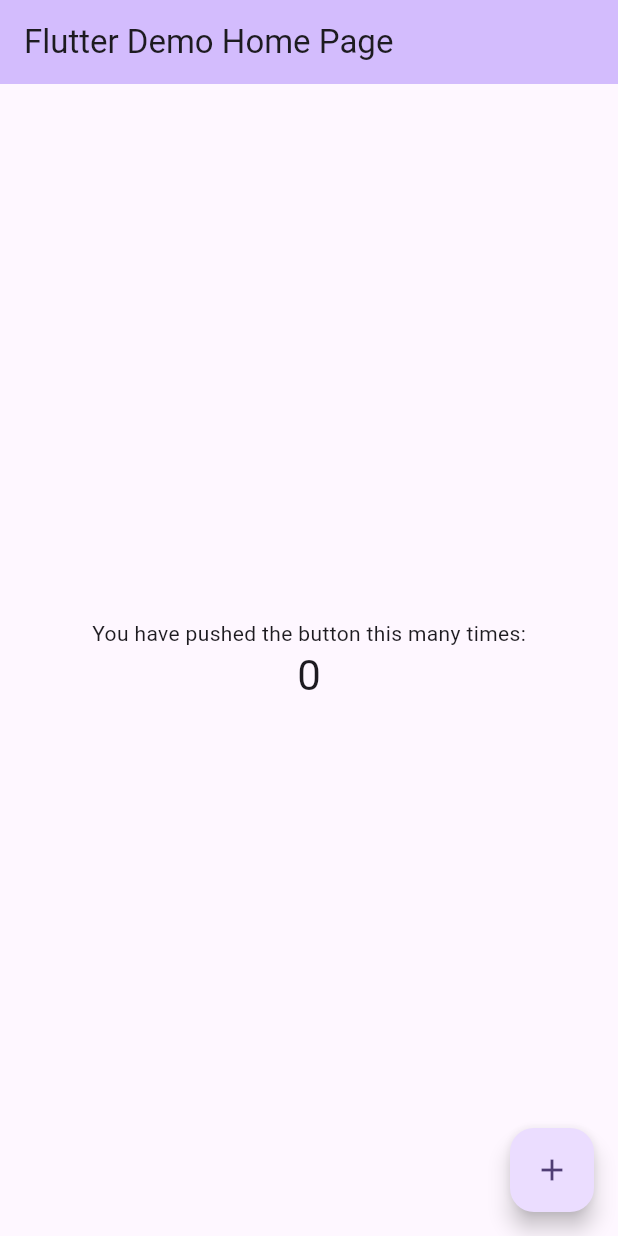
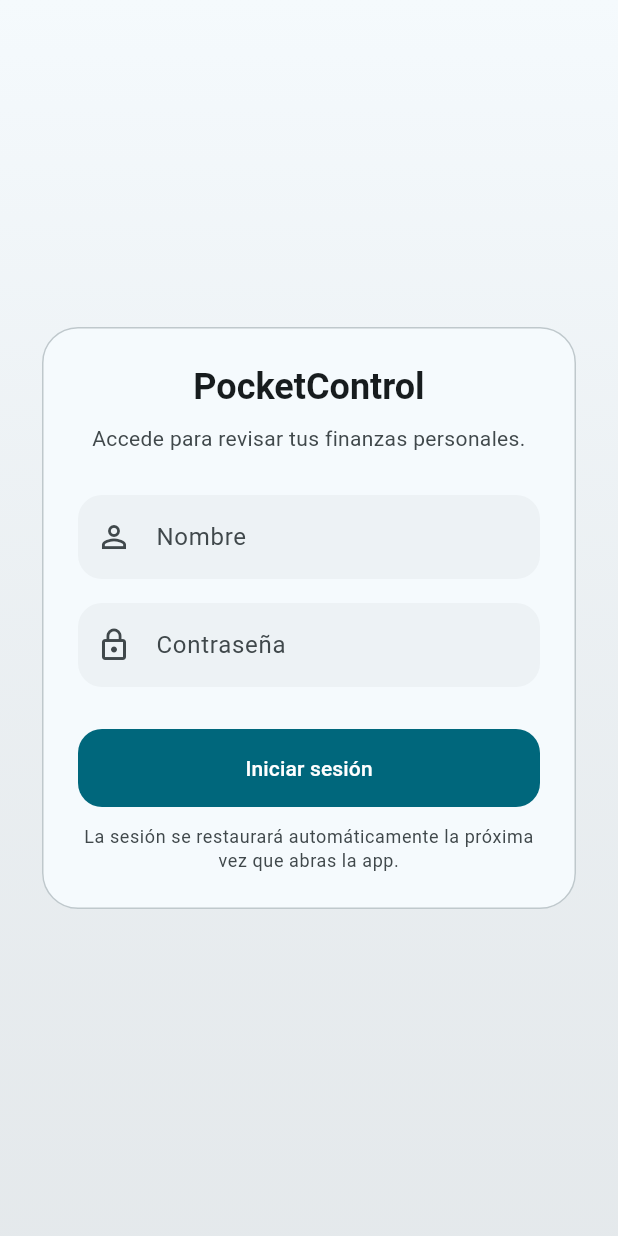
Before and after one commit to raven22314/PocketControl_, a Flutter app: the screen it shows after launch, on a phone screen of 412 x 824 dp. Run offline on Flutter 3.47's test engine with Material 3 defaults, Android fonts, the phone set to English and light mode, and no system bars; our stand-ins replace shared_preferences.

Commit message:
Pantall inicio Sesion
Se empezo con el desarollo de la pantlla principal de Pocket Control la cual es la de inicio de sesion .

```diff
--- a/lib/main.dart
+++ b/lib/main.dart
@@ -1,122 +1,31 @@
 import 'package:flutter/material.dart';
 
+import 'screens/login_screen.dart';
+
 void main() {
-  runApp(const MyApp());
+  runApp(const PocketControlApp());
 }
 
-class MyApp extends StatelessWidget {
-  const MyApp({super.key});
+/// Aplicación raíz de PocketControl.
+///
+/// Configura Material 3 y define la pantalla de inicio como LoginScreen.
+class PocketControlApp extends StatelessWidget {
+  const PocketControlApp({super.key});
 
-  // This widget is the root of your application.
   @override
   Widget build(BuildContext context) {
     return MaterialApp(
-      title: 'Flutter Demo',
+      debugShowCheckedModeBanner: false,
+      title: 'PocketControl',
       theme: ThemeData(
-        // This is the theme of your application.
-        //
-        // TRY THIS: Try running your application with "flutter run". You'll see
-        // the application has a purple toolbar. Then, without quitting the app,
-        // try changing the seedColor in the colorScheme below to Colors.green
-        // and then invoke "hot reload" (save your changes or press the "hot
-        // reload" button in a Flutter-supported IDE, or press "r" if you used
-        // the command line to start the app).
-        //
-        // Notice that the counter didn't reset back to zero; the application
-        // state is not lost during the reload. To reset the state, use hot
-        // restart instead.
-        //
-        // This works for code too, not just values: Most code changes can be
-        // tested with just a hot reload.
-        colorScheme: .fromSeed(seedColor: Colors.deepPurple),
+        useMaterial3: true,
+        colorScheme: ColorScheme.fromSeed(
+          seedColor: const Color(0xFF1F5C6C),
+          brightness: Brightness.light,
+        ),
+        scaffoldBackgroundColor: const Color(0xFFF4F7F9),
       ),
-      home: const MyHomePage(title: 'Flutter Demo Home Page'),
+      home: const LoginScreen(),
     );
   }
 }
-
-class MyHomePage extends StatefulWidget {
-  const MyHomePage({super.key, required this.title});
-
-  // This widget is the home page of your application. It is stateful, meaning
-  // that it has a State object (defined below) that contains fields that affect
-  // how it looks.
-
-  // This class is the configuration for the state. It holds the values (in this
-  // case the title) provided by the parent (in this case the App widget) and
-  // used by the build method of the State. Fields in a Widget subclass are
-  // always marked "final".
-
-  final String title;
-
-  @override
-  State<MyHomePage> createState() => _MyHomePageState();
-}
-
-class _MyHomePageState extends State<MyHomePage> {
-  int _counter = 0;
-
-  void _incrementCounter() {
-    setState(() {
-      // This call to setState tells the Flutter framework that something has
-      // changed in this State, which causes it to rerun the build method below
-      // so that the display can reflect the updated values. If we changed
-      // _counter without calling setState(), then the build method would not be
-      // called again, and so nothing would appear to happen.
-      _counter++;
-    });
-  }
-
-  @override
-  Widget build(BuildContext context) {
-    // This method is rerun every time setState is called, for instance as done
-    // by the _incrementCounter method above.
-    //
-    // The Flutter framework has been optimized to make rerunning build methods
-    // fast, so that you can just rebuild anything that needs updating rather
-    // than having to individually change instances of widgets.
-    return Scaffold(
-      appBar: AppBar(
-        // TRY THIS: Try changing the color here to a specific color (to
-        // Colors.amber, perhaps?) and trigger a hot reload to see the AppBar
-        // change color while the other colors stay the same.
-        backgroundColor: Theme.of(context).colorScheme.inversePrimary,
-        // Here we take the value from the MyHomePage object that was created by
-        // the App.build method, and use it to set our appbar title.
-        title: Text(widget.title),
-      ),
-      body: Center(
-        // Center is a layout widget. It takes a single child and positions it
-        // in the middle of the parent.
-        child: Column(
-          // Column is also a layout widget. It takes a list of children and
-          // arranges them vertically. By default, it sizes itself to fit its
-          // children horizontally, and tries to be as tall as its parent.
-          //
-          // Column has various properties to control how it sizes itself and
-          // how it positions its children. Here we use mainAxisAlignment to
-          // center the children vertically; the main axis here is the vertical
-          // axis because Columns are vertical (the cross axis would be
-          // horizontal).
-          //
-          // TRY THIS: Invoke "debug painting" (choose the "Toggle Debug Paint"
-          // action in the IDE, or press "p" in the console), to see the
-          // wireframe for each widget.
-          mainAxisAlignment: .center,
-          children: [
-            const Text('You have pushed the button this many times:'),
-            Text(
-              '$_counter',
-              style: Theme.of(context).textTheme.headlineMedium,
-            ),
-          ],
-        ),
-      ),
-      floatingActionButton: FloatingActionButton(
-        onPressed: _incrementCounter,
-        tooltip: 'Increment',
-        child: const Icon(Icons.add),
-      ),
-    );
-  }
-}
--- /dev/null
+++ b/lib/screens/login_screen.dart
@@ -0,0 +1,294 @@
+import 'package:flutter/material.dart';
+
+import '../services/preferences_service.dart';
+
+/// Pantalla de inicio de sesión de PocketControl.
+///
+/// Esta pantalla muestra un formulario de acceso cuando no existe una sesión
+/// activa y una vista de bienvenida cuando los datos fueron restaurados desde
+/// SharedPreferences.
+class LoginScreen extends StatefulWidget {
+  const LoginScreen({super.key});
+
+  @override
+  State<LoginScreen> createState() => _LoginScreenState();
+}
+
+class _LoginScreenState extends State<LoginScreen> {
+  final PreferencesService _preferencesService = PreferencesService();
+  final TextEditingController _nombreController = TextEditingController();
+  final TextEditingController _contrasenaController = TextEditingController();
+
+  bool _cargando = true;
+  bool _sesionActiva = false;
+  String _nombreGuardado = '';
+
+  @override
+  void initState() {
+    super.initState();
+    _restaurarSesion();
+  }
+
+  @override
+  void dispose() {
+    _nombreController.dispose();
+    _contrasenaController.dispose();
+    super.dispose();
+  }
+
+  /// Lee las preferencias al iniciar la pantalla para evitar parpadeos.
+  Future<void> _restaurarSesion() async {
+    final bool sesionActiva = await _preferencesService.obtenerSesionActiva();
+
+    if (!mounted) {
+      return;
+    }
+
+    if (sesionActiva) {
+      final String? nombre = await _preferencesService.obtenerNombre();
+      final String? contrasena = await _preferencesService.obtenerContrasena();
+
+      if (!mounted) {
+        return;
+      }
+
+      setState(() {
+        _sesionActiva = true;
+        _nombreGuardado = nombre ?? '';
+        _nombreController.text = nombre ?? '';
+        _contrasenaController.text = contrasena ?? '';
+        _cargando = false;
+      });
+      return;
+    }
+
+    setState(() {
+      _sesionActiva = false;
+      _nombreGuardado = '';
+      _nombreController.clear();
+      _contrasenaController.clear();
+      _cargando = false;
+    });
+  }
+
+  /// Valida los campos y guarda la sesión cuando ambos valores son válidos.
+  Future<void> _iniciarSesion() async {
+    final String nombre = _nombreController.text.trim();
+    final String contrasena = _contrasenaController.text.trim();
+
+    if (nombre.isEmpty || contrasena.isEmpty) {
+      ScaffoldMessenger.of(context).showSnackBar(
+        const SnackBar(
+          content: Text('Debes ingresar nombre y contraseña para continuar.'),
+        ),
+      );
+      return;
+    }
+
+    await _preferencesService.guardarSesion(nombre, contrasena);
+
+    if (!mounted) {
+      return;
+    }
+
+    setState(() {
+      _sesionActiva = true;
+      _nombreGuardado = nombre;
+    });
+
+    ScaffoldMessenger.of(context).showSnackBar(
+      const SnackBar(content: Text('Sesión iniciada correctamente.')),
+    );
+  }
+
+  /// Cierra la sesión y deja la pantalla lista para un nuevo acceso.
+  Future<void> _cerrarSesion() async {
+    await _preferencesService.cerrarSesion();
+
+    if (!mounted) {
+      return;
+    }
+
+    setState(() {
+      _sesionActiva = false;
+      _nombreGuardado = '';
+      _nombreController.clear();
+      _contrasenaController.clear();
+    });
+
+    ScaffoldMessenger.of(
+      context,
+    ).showSnackBar(const SnackBar(content: Text('Sesión cerrada.')));
+  }
+
+  @override
+  Widget build(BuildContext context) {
+    final ThemeData theme = Theme.of(context);
+
+    return Scaffold(
+      body: SafeArea(
+        child: Container(
+          decoration: BoxDecoration(
+            gradient: LinearGradient(
+              colors: [
+                theme.colorScheme.surface,
+                theme.colorScheme.surfaceContainerHighest.withValues(
+                  alpha: 0.7,
+                ),
+              ],
+              begin: Alignment.topCenter,
+              end: Alignment.bottomCenter,
+            ),
+          ),
+          child: Center(
+            child: _cargando
+                ? const CircularProgressIndicator()
+                : SingleChildScrollView(
+                    padding: const EdgeInsets.all(24),
+                    child: ConstrainedBox(
+                      constraints: const BoxConstraints(maxWidth: 420),
+                      child: Card(
+                        elevation: 0,
+                        color: theme.colorScheme.surface,
+                        shape: RoundedRectangleBorder(
+                          borderRadius: BorderRadius.circular(24),
+                          side: BorderSide(
+                            color: theme.colorScheme.outlineVariant,
+                          ),
+                        ),
+                        child: Padding(
+                          padding: const EdgeInsets.all(24),
+                          child: AnimatedSwitcher(
+                            duration: const Duration(milliseconds: 250),
+                            child: _sesionActiva
+                                ? _buildBienvenida(theme)
+                                : _buildFormulario(theme),
+                          ),
+                        ),
+                      ),
+                    ),
+                  ),
+          ),
+        ),
+      ),
+    );
+  }
+
+  /// Construye la vista de bienvenida cuando ya existe una sesión activa.
+  Widget _buildBienvenida(ThemeData theme) {
+    return Column(
+      key: const ValueKey('bienvenida'),
+      mainAxisSize: MainAxisSize.min,
+      crossAxisAlignment: CrossAxisAlignment.stretch,
+      children: [
+        Icon(
+          Icons.account_balance_wallet_outlined,
+          size: 64,
+          color: theme.colorScheme.primary,
+        ),
+        const SizedBox(height: 20),
+        Text(
+          'Bienvenido, $_nombreGuardado',
+          textAlign: TextAlign.center,
+          style: theme.textTheme.headlineSmall?.copyWith(
+            fontWeight: FontWeight.w700,
+          ),
+        ),
+        const SizedBox(height: 12),
+        Text(
+          'Tu sesión está activa y tus datos quedaron restaurados automáticamente.',
+          textAlign: TextAlign.center,
+          style: theme.textTheme.bodyMedium?.copyWith(
+            color: theme.colorScheme.onSurfaceVariant,
+          ),
+        ),
+        const SizedBox(height: 28),
+        FilledButton(
+          onPressed: _cerrarSesion,
+          style: FilledButton.styleFrom(
+            minimumSize: const Size.fromHeight(52),
+            shape: RoundedRectangleBorder(
+              borderRadius: BorderRadius.circular(16),
+            ),
+          ),
+          child: const Text('Cerrar sesión'),
+        ),
+      ],
+    );
+  }
+
+  /// Construye el formulario de acceso cuando no hay sesión activa.
+  Widget _buildFormulario(ThemeData theme) {
+    final InputDecoration baseDecoration = InputDecoration(
+      filled: true,
+      fillColor: theme.colorScheme.surfaceContainerHighest.withValues(
+        alpha: 0.35,
+      ),
+      border: OutlineInputBorder(
+        borderRadius: BorderRadius.circular(16),
+        borderSide: BorderSide.none,
+      ),
+    );
+
+    return Column(
+      key: const ValueKey('formulario'),
+      mainAxisSize: MainAxisSize.min,
+      crossAxisAlignment: CrossAxisAlignment.stretch,
+      children: [
+        Text(
+          'PocketControl',
+          textAlign: TextAlign.center,
+          style: theme.textTheme.headlineSmall?.copyWith(
+            fontWeight: FontWeight.w700,
+          ),
+        ),
+        const SizedBox(height: 8),
+        Text(
+          'Accede para revisar tus finanzas personales.',
+          textAlign: TextAlign.center,
+          style: theme.textTheme.bodyMedium?.copyWith(
+            color: theme.colorScheme.onSurfaceVariant,
+          ),
+        ),
+        const SizedBox(height: 28),
+        TextField(
+          controller: _nombreController,
+          decoration: baseDecoration.copyWith(
+            hintText: 'Nombre',
+            labelText: 'Nombre',
+            prefixIcon: const Icon(Icons.person_outline),
+          ),
+        ),
+        const SizedBox(height: 16),
+        TextField(
+          controller: _contrasenaController,
+          obscureText: true,
+          decoration: baseDecoration.copyWith(
+            hintText: 'Contraseña',
+            labelText: 'Contraseña',
+            prefixIcon: const Icon(Icons.lock_outline),
+          ),
+        ),
+        const SizedBox(height: 28),
+        FilledButton(
+          onPressed: _iniciarSesion,
+          style: FilledButton.styleFrom(
+            minimumSize: const Size.fromHeight(52),
+            shape: RoundedRectangleBorder(
+              borderRadius: BorderRadius.circular(16),
+            ),
+          ),
+          child: const Text('Iniciar sesión'),
+        ),
+        const SizedBox(height: 12),
+        Text(
+          'La sesión se restaurará automáticamente la próxima vez que abras la app.',
+          textAlign: TextAlign.center,
+          style: theme.textTheme.bodySmall?.copyWith(
+            color: theme.colorScheme.onSurfaceVariant,
+          ),
+        ),
+      ],
+    );
+  }
+}
--- /dev/null
+++ b/lib/services/preferences_service.dart
@@ -0,0 +1,46 @@
+import 'package:shared_preferences/shared_preferences.dart';
+
+/// Servicio encargado de guardar y leer la información de sesión.
+///
+/// La UI nunca debe acceder directamente a SharedPreferences; toda la
+/// persistencia pasa por esta clase.
+class PreferencesService {
+  static const String _keyNombre = 'nombre';
+  static const String _keyContrasena = 'contrasena';
+  static const String _keySesionActiva = 'sesionActiva';
+
+  /// Guarda los datos de acceso y marca la sesión como activa.
+  Future<void> guardarSesion(String nombre, String contrasena) async {
+    final SharedPreferences prefs = await SharedPreferences.getInstance();
+
+    await prefs.setString(_keyNombre, nombre);
+    await prefs.setString(_keyContrasena, contrasena);
+    await prefs.setBool(_keySesionActiva, true);
+  }
+
+  /// Obtiene el nombre guardado, si existe.
+  Future<String?> obtenerNombre() async {
+    final SharedPreferences prefs = await SharedPreferences.getInstance();
+    return prefs.getString(_keyNombre);
+  }
+
+  /// Obtiene la contraseña guardada, si existe.
+  Future<String?> obtenerContrasena() async {
+    final SharedPreferences prefs = await SharedPreferences.getInstance();
+    return prefs.getString(_keyContrasena);
+  }
+
+  /// Indica si la sesión está activa.
+  Future<bool> obtenerSesionActiva() async {
+    final SharedPreferences prefs = await SharedPreferences.getInstance();
+    return prefs.getBool(_keySesionActiva) ?? false;
+  }
+
+  /// Borra todos los datos guardados para dejar la app en estado inicial.
+  Future<void> cerrarSesion() async {
+    final SharedPreferences prefs = await SharedPreferences.getInstance();
+    await prefs.remove(_keyNombre);
+    await prefs.remove(_keyContrasena);
+    await prefs.remove(_keySesionActiva);
+  }
+}
--- a/pubspec.yaml
+++ b/pubspec.yaml
@@ -30,6 +30,8 @@ environment:
 dependencies:
   flutter:
     sdk: flutter
+
+  shared_preferences: ^2.3.2
 
   # The following adds the Cupertino Icons font to your application.
   # Use with the CupertinoIcons class for iOS style icons.
```
Also changed, not shown: 2 other files.
